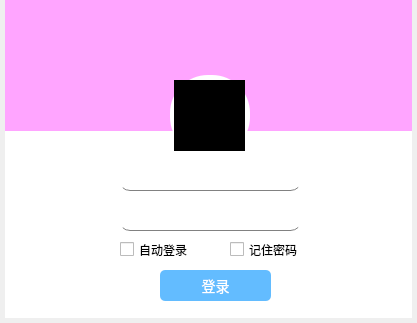
This is loginwidget.ui in Souseohyun/MyChatClient as Qt 5 draws it before an edit. The edited form follows.
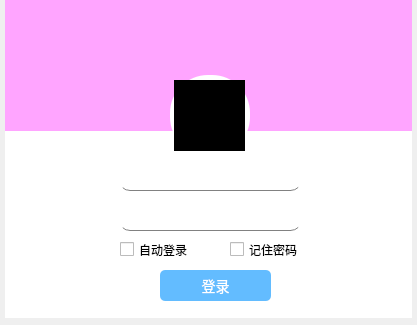
This is the edited form. Icons and pictures are not drawn.

What changed in the file:
```diff
--- a/loginwidget.ui
+++ b/loginwidget.ui
@@ -7,7 +7,7 @@
     <x>0</x>
     <y>0</y>
     <width>417</width>
-    <height>323</height>
+    <height>325</height>
    </rect>
   </property>
   <property name="windowTitle">
```
